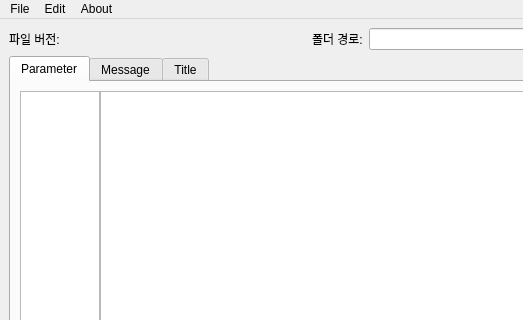
Old version of the form mainwindow.ui in the repository coreanq/table_editor3; both pictures show x 0 to 523 and y 0 to 320 of the 1095 by 720 pixel window.
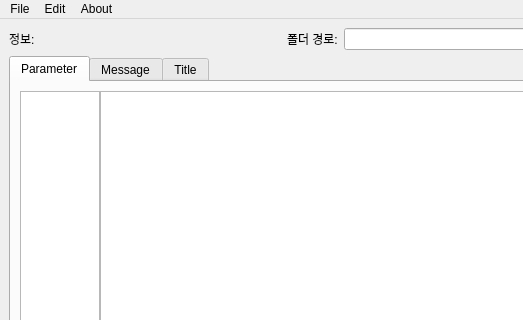
New version of the form.

The edit to the form file:
```diff
--- a/mainwindow.ui
+++ b/mainwindow.ui
@@ -20,7 +20,7 @@
       <item>
        <widget class="QLabel" name="label_2">
         <property name="text">
-         <string>파일 버전:</string>
+         <string>정보:</string>
         </property>
        </widget>
       </item>
```
